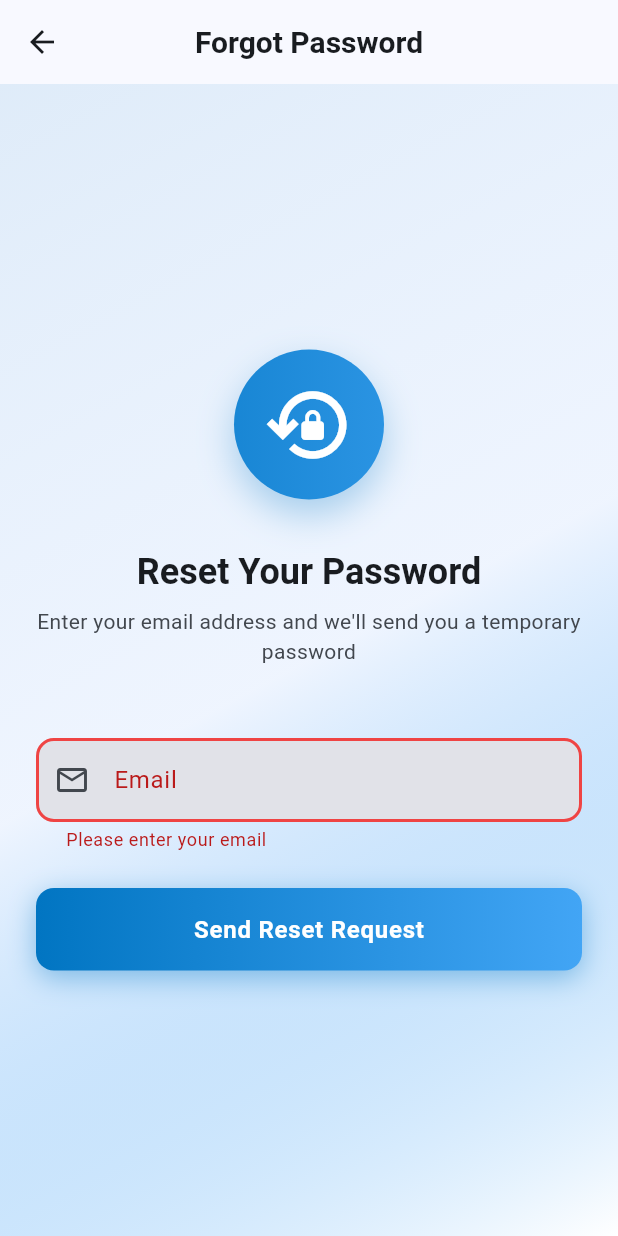
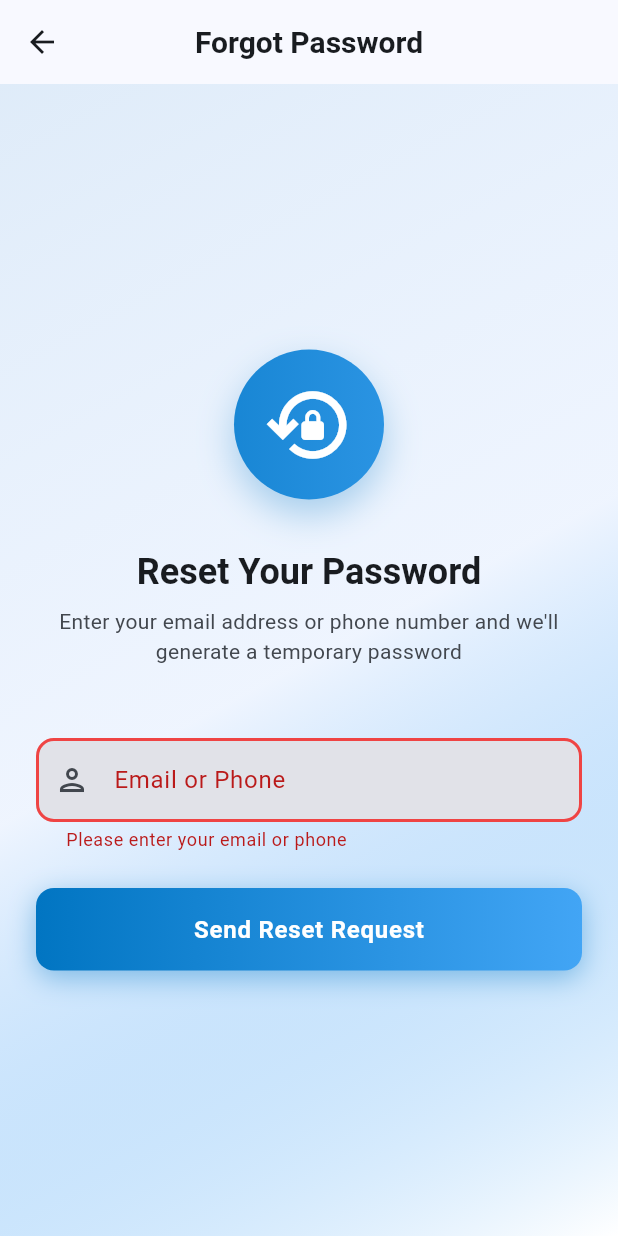
Before and after one commit to Eswar-QOBox/LCC, a Flutter app: the ForgotPasswordScreen screen opened by its route, after a tap on "Send Reset Request", on a phone screen of 412 x 824 dp. Run offline on Flutter 3.47's test engine with Material 3 defaults, Android fonts, the phone set to English and light mode, and no system bars; our stand-ins replace dio, file_picker, flutter_secure_storage, go_router, image_picker, pdf and 2 more; missing offline and left inert: dart:html, google_mlkit_face_detection; accounts and stored records are empty.

Commit message:
feat: implement core authentication services, provider, and forgot password screen.

```diff
--- a/lib/providers/auth_provider.dart
+++ b/lib/providers/auth_provider.dart
@@ -141,14 +141,14 @@ class AuthProvider with ChangeNotifier {
     notifyListeners();
   }
 
-  /// Request password reset (forgot password)
-  Future<Map<String, dynamic>?> forgotPassword(String email) async {
+  /// Request password reset (forgot password) - accepts email or phone
+  Future<Map<String, dynamic>?> forgotPassword(String identifier) async {
     _isLoading = true;
     _errorMessage = null;
     notifyListeners();
 
     try {
-      final result = await _authService.forgotPassword(email);
+      final result = await _authService.forgotPassword(identifier);
       _isLoading = false;
       notifyListeners();
       return result;
--- a/lib/screens/forgot_password_screen.dart
+++ b/lib/screens/forgot_password_screen.dart
@@ -124,7 +124,7 @@ class _ForgotPasswordScreenState extends State<ForgotPasswordScreen> {
                       ),
                       const SizedBox(height: 8),
                       Text(
-                        'Enter your email address and we\'ll send you a temporary password',
+                        'Enter your email address or phone number and we\'ll generate a temporary password',
                         style: theme.textTheme.bodyMedium?.copyWith(
                               color: colorScheme.onSurfaceVariant,
                             ),
@@ -133,19 +133,22 @@ class _ForgotPasswordScreenState extends State<ForgotPasswordScreen> {
                       const SizedBox(height: 48),
                       TextFormField(
                         controller: _emailController,
-                        keyboardType: TextInputType.emailAddress,
+                        keyboardType: TextInputType.text,
                         decoration: const InputDecoration(
-                          labelText: 'Email',
-                          prefixIcon: Icon(Icons.email_outlined),
+                          labelText: 'Email or Phone',
+                          hintText: 'Enter email or phone number',
+                          prefixIcon: Icon(Icons.person_outlined),
                           border: OutlineInputBorder(),
                         ),
                         validator: (value) {
                           if (value == null || value.isEmpty) {
-                            return 'Please enter your email';
+                            return 'Please enter your email or phone';
                           }
-                          // Basic email validation
-                          if (!value.contains('@') || !value.contains('.')) {
-                            return 'Please enter a valid email';
+                          // Basic validation - either email format or phone (digits only)
+                          final isEmail = value.contains('@') && value.contains('.');
+                          final isPhone = RegExp(r'^\d{10,}$').hasMatch(value);
+                          if (!isEmail && !isPhone) {
+                            return 'Please enter a valid email or phone number';
                           }
                           return null;
                         },
```
Also changed, not shown: lib/services/auth_service.dart (+8 -2 lines).
